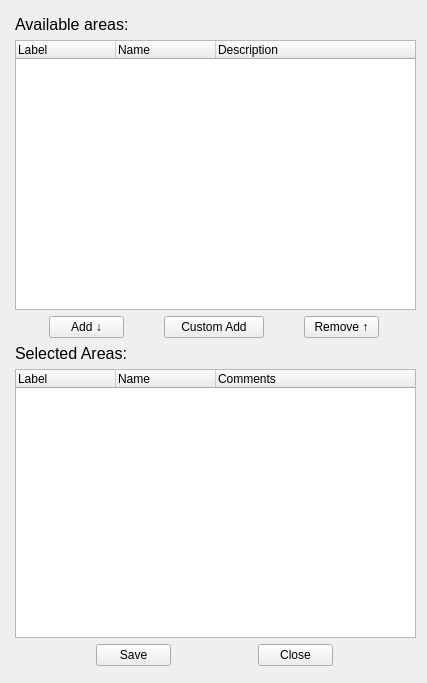
Qt form bin/lib/SelectionEdit.ui (adamazoulay/ITkTrackingGUI) before a commit.
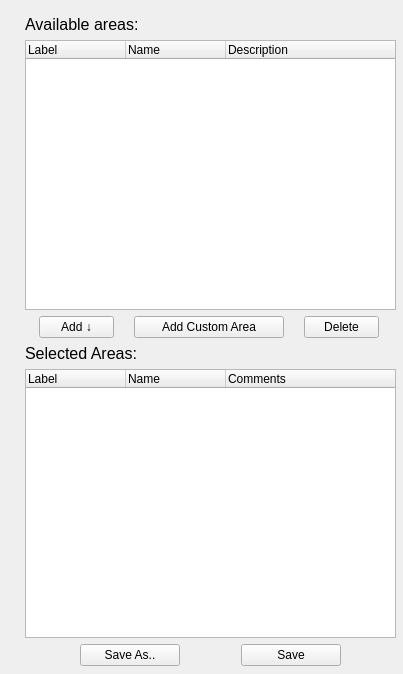
The same form after that commit. Icons and pictures are not drawn.

```diff
--- a/bin/lib/SelectionEdit.ui
+++ b/bin/lib/SelectionEdit.ui
@@ -6,8 +6,8 @@
    <rect>
     <x>0</x>
     <y>0</y>
-    <width>427</width>
-    <height>683</height>
+    <width>403</width>
+    <height>674</height>
    </rect>
   </property>
   <property name="windowTitle">
@@ -20,13 +20,16 @@
   <widget class="QWidget" name="verticalLayoutWidget">
    <property name="geometry">
     <rect>
-     <x>10</x>
+     <x>20</x>
      <y>10</y>
-     <width>411</width>
+     <width>381</width>
      <height>661</height>
     </rect>
    </property>
    <layout class="QGridLayout" name="gridLayout">
+    <property name="sizeConstraint">
+     <enum>QLayout::SetMinAndMaxSize</enum>
+    </property>
     <property name="leftMargin">
      <number>5</number>
     </property>
@@ -129,12 +132,12 @@
         </property>
         <property name="maximumSize">
          <size>
-          <width>100</width>
+          <width>150</width>
           <height>16777215</height>
          </size>
         </property>
         <property name="text">
-         <string>Custom Add</string>
+         <string>Add Custom Area</string>
         </property>
        </widget>
       </item>
@@ -153,7 +156,7 @@
          </size>
         </property>
         <property name="text">
-         <string>Remove ↑</string>
+         <string>Delete</string>
         </property>
        </widget>
       </item>
@@ -164,11 +167,24 @@
       <property name="topMargin">
        <number>0</number>
       </property>
+      <item>
+       <widget class="QPushButton" name="btnSaveAs">
+        <property name="maximumSize">
+         <size>
+          <width>100</width>
+          <height>16777215</height>
+         </size>
+        </property>
+        <property name="text">
+         <string>Save As..</string>
+        </property>
+       </widget>
+      </item>
       <item>
        <widget class="QPushButton" name="btnSave">
         <property name="maximumSize">
          <size>
-          <width>75</width>
+          <width>100</width>
           <height>16777215</height>
          </size>
         </property>
@@ -177,19 +193,6 @@
         </property>
        </widget>
       </item>
-      <item>
-       <widget class="QPushButton" name="btnClose">
-        <property name="maximumSize">
-         <size>
-          <width>75</width>
-          <height>16777215</height>
-         </size>
-        </property>
-        <property name="text">
-         <string>Close</string>
-        </property>
-       </widget>
-      </item>
      </layout>
     </item>
     <item row="4" column="0">
```
Left out of the diff: 9 changed lines with no effect on the pictures.
